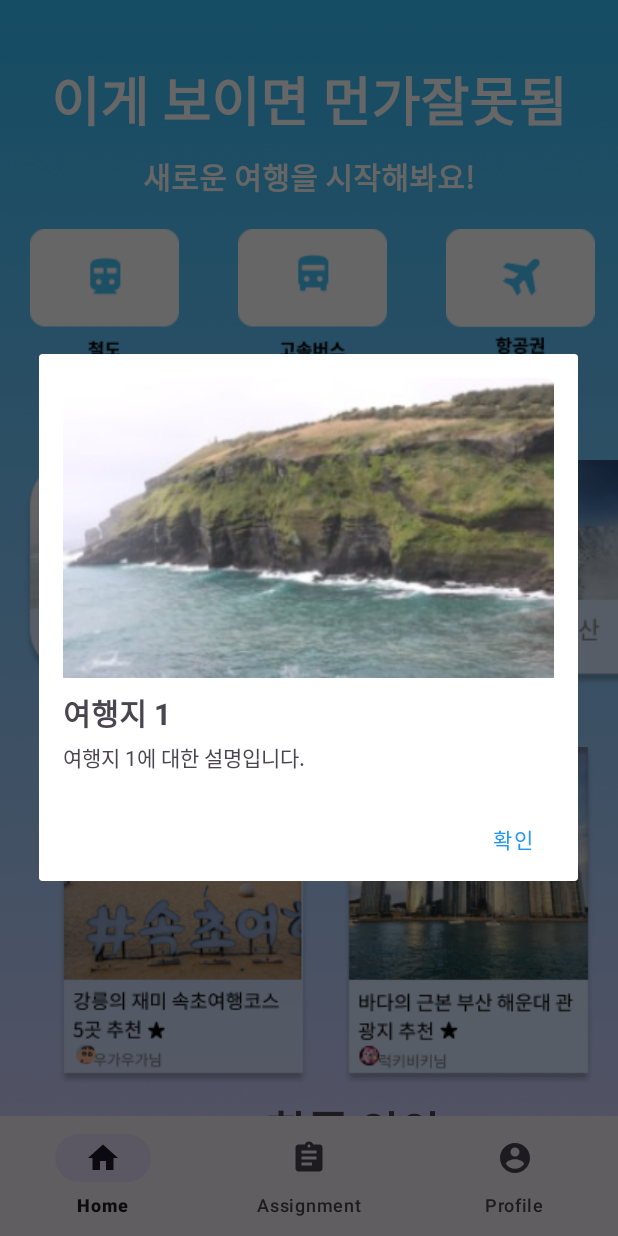
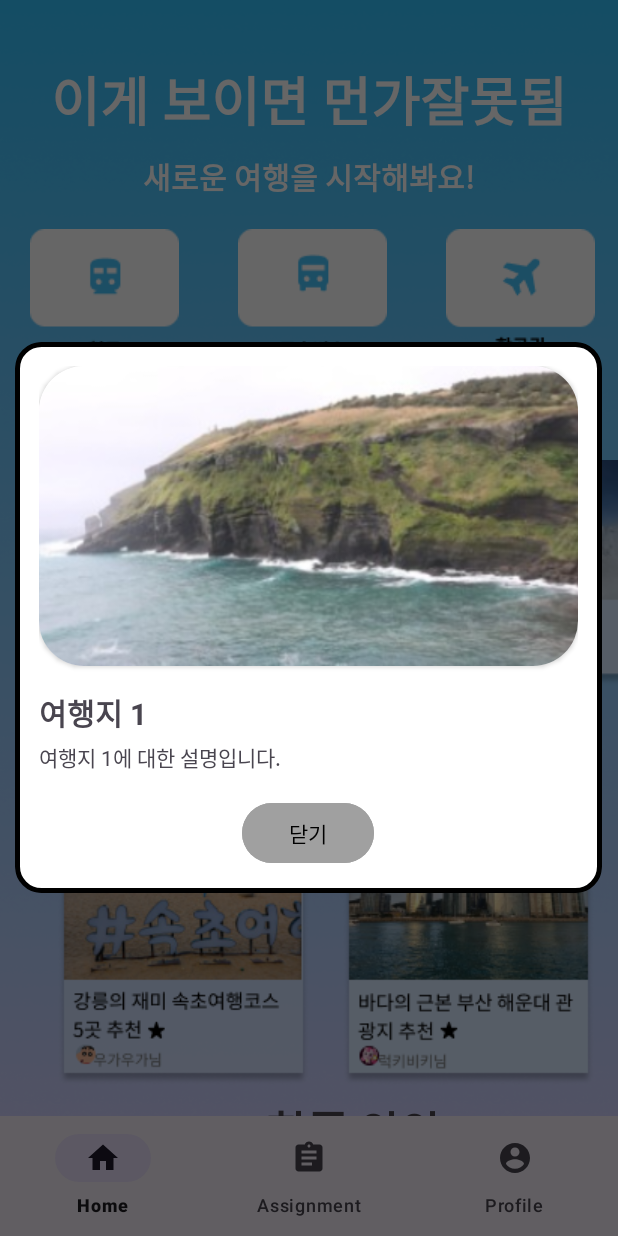
Before and after one commit to kch7568/TBG, an Android app: the fragment AssignmentFragment placed in its activity, after a tap on an icon or button, on a phone screen of 412 x 824 dp. Run offline under Robolectric (Android 15) with nearby library versions, the light colour scheme and no system bars.

```diff
--- a/TBG2/app/build.gradle.kts
+++ b/TBG2/app/build.gradle.kts
@@ -44,6 +44,5 @@ dependencies {
     androidTestImplementation (libs.ext.junit)
     androidTestImplementation (libs.espresso.core)
     implementation ("androidx.viewpager2:viewpager2:1.1.0")
-
     implementation ("com.google.android.material:material:1.12.0")
 }
--- a/TBG2/app/src/main/java/com/example/tbg/AssignmentFragment.java
+++ b/TBG2/app/src/main/java/com/example/tbg/AssignmentFragment.java
@@ -1,23 +1,60 @@
 package com.example.tbg;
+
 
 import android.content.Intent;
 import android.os.Bundle;
 import androidx.fragment.app.Fragment;
+
+import android.text.TextUtils;
+import android.util.Log;
+import android.view.KeyEvent;
 import android.view.LayoutInflater;
 import android.view.View;
 import android.view.ViewGroup;
+import android.view.inputmethod.EditorInfo;
 import android.widget.Button;
+import android.widget.EditText;
+import android.widget.ImageButton;
+import android.widget.TextView;
+import android.widget.Toast;
 
 public class AssignmentFragment extends Fragment {
+    //ui 요소 선언
+    private EditText etSearch;
+    private ImageButton btnSearch;
+    private Button writeButton;
 
     @Override
     public View onCreateView(LayoutInflater inflater, ViewGroup container,
                              Bundle savedInstanceState) {
-        // Inflate the layout for this fragment
+        //fragment 레이아웃 inflate
         View view = inflater.inflate(R.layout.fragment_assignment, container, false);
 
-        // Correct way to find the button in the inflated view
-        Button writeButton = view.findViewById(R.id.writeButton);
+        etSearch = view.findViewById(R.id.etSearch);
+        btnSearch = view.findViewById(R.id.btnSearch);
+        writeButton = view.findViewById(R.id.writeButton);
+
+        //edittext에 키보드 액션 리스너 설정
+        etSearch.setOnEditorActionListener(new TextView.OnEditorActionListener() {
+            @Override
+            public boolean onEditorAction(TextView v, int actionId, KeyEvent event) {
+                if (actionId == EditorInfo.IME_ACTION_SEARCH) {
+                    performSearch();
+                    return true;
+                }
+                return false;
+            }
+        });
+
+        //검색버튼 클릭 리스너 설정
+        btnSearch.setOnClickListener(new View.OnClickListener() {
+            @Override
+            public void onClick(View v) {
+                performSearch();
+            }
+        });
+
+        //글쓰기 버튼 클릭 리스너 설정
         writeButton.setOnClickListener(new View.OnClickListener() {
             @Override
             public void onClick(View v) {
@@ -28,4 +65,16 @@ public class AssignmentFragment extends Fragment {
 
         return view;
     }
+
+    private void performSearch() {
+        String query = etSearch.getText().toString().trim();
+        Log.d("AssignmentFragment", "Search query: " + query); // 로그 추가
+
+        if (TextUtils.isEmpty(query)) {
+            Toast.makeText(getContext(), "검색어를 입력해주세요", Toast.LENGTH_SHORT).show();
+        } else {
+            // 여기에 실제 검색 로직을 구현
+            Toast.makeText(getContext(), "검색어: " + query, Toast.LENGTH_SHORT).show();
+        }
+    }
 }
--- a/TBG2/app/src/main/java/com/example/tbg/HomeFragment.java
+++ b/TBG2/app/src/main/java/com/example/tbg/HomeFragment.java
@@ -1,6 +1,9 @@
 package com.example.tbg;
 
 import android.app.AlertDialog;
+import android.app.Dialog;
+import android.graphics.Color;
+import android.graphics.drawable.ColorDrawable;
 import android.os.Bundle;
 
 import androidx.fragment.app.Fragment;
@@ -8,8 +11,11 @@ import androidx.fragment.app.Fragment;
 import android.view.LayoutInflater;
 import android.view.View;
 import android.view.ViewGroup;
+import android.view.Window;
 import android.widget.ImageView;
 import android.widget.TextView;
+
+import java.util.Objects;
 
 
 public class HomeFragment extends Fragment {
@@ -63,10 +69,18 @@ public class HomeFragment extends Fragment {
         TextView dialogMessage = dialogView.findViewById(R.id.dialogMessage);
         dialogMessage.setText(message);
 
-        AlertDialog.Builder builder = new AlertDialog.Builder(getActivity());
-        builder.setView(dialogView)
-                .setPositiveButton("확인", (dialog, which) -> dialog.dismiss())
+        AlertDialog dialog = new AlertDialog.Builder(getActivity())
+                .setView(dialogView)
                 .setCancelable(true)
-                .show();
+                .create();
+
+        Objects.requireNonNull(dialog.getWindow()).setBackgroundDrawable(new ColorDrawable(Color.TRANSPARENT));
+        dialog.requestWindowFeature(Window.FEATURE_NO_TITLE); //alertdialog 모서리 투명하게 해주는 코드
+
+        TextView closeButton = dialogView.findViewById(R.id.closeButton);
+        closeButton.setOnClickListener(v -> dialog.dismiss());
+
+        dialog.show();
     }
+
 }
--- a/TBG2/app/src/main/res/drawable/post_item_border.xml
+++ b/TBG2/app/src/main/res/drawable/post_item_border.xml
@@ -8,5 +8,5 @@
     <!-- 테두리 색상과 두께 설정 -->
     <stroke
         android:width="2dp"
-        android:color="#000000" /> <!-- 원하는 색상으로 변경 가능, 예: 연한 회색 -->
+        android:color="#000000" />
 </shape>
--- /dev/null
+++ b/TBG2/app/src/main/res/drawable/travle_info_border.xml
@@ -0,0 +1,8 @@
+<?xml version="1.0" encoding="utf-8"?>
+<shape xmlns:android="http://schemas.android.com/apk/res/android">
+    <solid android:color="@android:color/white" />
+    <corners android:radius="16dp" />
+    <stroke
+        android:width="3dp"
+        android:color="@android:color/black" />
+</shape>
--- a/TBG2/app/src/main/res/layout/dialog_travel_info.xml
+++ b/TBG2/app/src/main/res/layout/dialog_travel_info.xml
@@ -2,15 +2,26 @@
 <LinearLayout xmlns:android="http://schemas.android.com/apk/res/android"
     android:layout_width="match_parent"
     android:layout_height="wrap_content"
+    xmlns:app="http://schemas.android.com/apk/res-auto"
     android:orientation="vertical"
-    android:padding="16dp">
+    android:padding="16dp"
+    android:background="@drawable/travle_info_border"
+    android:layout_gravity="center"
+    android:clipToOutline="true">
 
-    <ImageView
-        android:id="@+id/dialogImageView"
+    <androidx.cardview.widget.CardView
         android:layout_width="match_parent"
         android:layout_height="200dp"
-        android:scaleType="centerCrop"
-        android:contentDescription="@string/travle_image" />
+        android:layout_marginBottom="8dp"
+        app:cardCornerRadius="30dp">
+
+        <ImageView
+            android:id="@+id/dialogImageView"
+            android:layout_width="match_parent"
+            android:layout_height="match_parent"
+            android:scaleType="centerCrop"
+            android:contentDescription="@string/travle_image" />
+    </androidx.cardview.widget.CardView>
 
     <TextView
         android:id="@+id/dialogTitle"
@@ -24,5 +35,16 @@
         android:id="@+id/dialogMessage"
         android:layout_width="wrap_content"
         android:layout_height="wrap_content"
-        android:layout_marginTop="4dp"/>
+        android:layout_marginTop="4dp"
+        android:layout_marginBottom="16dp"/>
+
+    <Button
+        android:id="@+id/closeButton"
+        android:layout_width="wrap_content"
+        android:layout_height="wrap_content"
+        android:text="닫기"
+        android:textColor="@android:color/black"
+        android:backgroundTint="#A0A0A0"
+        android:padding="8dp"
+        android:layout_gravity="center" />
 </LinearLayout>
--- a/TBG2/app/src/main/res/layout/fragment_home.xml
+++ b/TBG2/app/src/main/res/layout/fragment_home.xml
@@ -17,139 +17,138 @@
             android:id="@+id/WelcomeMessage"
             android:layout_width="match_parent"
             android:layout_height="wrap_content"
+            android:layout_marginTop="40dp"
+            android:gravity="center"
             android:text="이게 보이면 먼가잘못됨"
             android:textColor="#FFFFFF"
+            android:textSize="35sp"
             android:textStyle="bold"
-            android:textSize="35sp"
-            android:layout_marginTop="40dp"
-            android:gravity="center"
-            app:layout_constraintTop_toTopOf="parent"
+            app:layout_constraintEnd_toEndOf="parent"
             app:layout_constraintStart_toStartOf="parent"
-            app:layout_constraintEnd_toEndOf="parent"/>
+            app:layout_constraintTop_toTopOf="parent" />
 
 
         <TextView
             android:id="@+id/WelcomeMessage2"
             android:layout_width="match_parent"
             android:layout_height="wrap_content"
+            android:layout_marginTop="10dp"
+            android:layout_marginEnd="0dp"
             android:gravity="center"
             android:text="새로운 여행을 시작해봐요!"
             android:textColor="#FFFFFF"
+            android:textSize="20sp"
             android:textStyle="bold"
-            android:textSize="20sp"
-            android:layout_marginTop="10dp"
-            android:layout_marginEnd="0dp"
-            app:layout_constraintTop_toBottomOf="@id/WelcomeMessage"
+            app:layout_constraintEnd_toEndOf="parent"
             app:layout_constraintStart_toStartOf="parent"
-            app:layout_constraintEnd_toEndOf="parent"/>
+            app:layout_constraintTop_toBottomOf="@id/WelcomeMessage" />
 
         <androidx.constraintlayout.widget.ConstraintLayout
             android:id="@+id/transportOptions"
             android:layout_width="match_parent"
             android:layout_height="wrap_content"
             android:layout_marginTop="20dp"
-            app:layout_constraintTop_toBottomOf="@id/WelcomeMessage2"
+            app:layout_constraintEnd_toEndOf="parent"
             app:layout_constraintStart_toStartOf="parent"
-            app:layout_constraintEnd_toEndOf="parent">
+            app:layout_constraintTop_toBottomOf="@id/WelcomeMessage2">
 
             <!-- 이미지 버튼들 -->
             <ImageButton
                 android:id="@+id/railwayButton"
                 android:layout_width="0dp"
                 android:layout_height="wrap_content"
-                android:src="@drawable/train_button"
+                android:layout_margin="1dp"
                 android:background="?attr/selectableItemBackgroundBorderless"
                 android:contentDescription="@string/main_button_train"
-                app:layout_constraintWidth_percent="0.33"
+                android:src="@drawable/train_button"
+                app:layout_constraintEnd_toStartOf="@id/busButton"
                 app:layout_constraintStart_toStartOf="parent"
-                app:layout_constraintEnd_toStartOf="@id/busButton"
-                android:layout_margin="1dp" />
+                app:layout_constraintWidth_percent="0.33" />
 
             <ImageButton
                 android:id="@+id/busButton"
                 android:layout_width="0dp"
                 android:layout_height="wrap_content"
-                android:src="@drawable/bus_button"
+                android:layout_margin="1dp"
                 android:background="?attr/selectableItemBackgroundBorderless"
                 android:contentDescription="@string/main_button_bus"
-                app:layout_constraintWidth_percent="0.33"
+                android:src="@drawable/bus_button"
+                app:layout_constraintEnd_toStartOf="@id/airplaneButton"
                 app:layout_constraintStart_toEndOf="@id/railwayButton"
-                app:layout_constraintEnd_toStartOf="@id/airplaneButton"
-                android:layout_margin="1dp" />
+                app:layout_constraintWidth_percent="0.33" />
 
             <ImageButton
                 android:id="@+id/airplaneButton"
                 android:layout_width="0dp"
                 android:layout_height="wrap_content"
-                android:src="@drawable/airplane_button"
+                android:layout_margin="1dp"
                 android:background="?attr/selectableItemBackgroundBorderless"
                 android:contentDescription="@string/main_button_airplane"
-                app:layout_constraintWidth_percent="0.33"
+                android:src="@drawable/airplane_button"
+                app:layout_constraintEnd_toEndOf="parent"
                 app:layout_constraintStart_toEndOf="@id/busButton"
-                app:layout_constraintEnd_toEndOf="parent"
-                android:layout_margin="1dp" />
+                app:layout_constraintWidth_percent="0.33" />
 
 
         </androidx.constraintlayout.widget.ConstraintLayout>
-
 
 
         <TextView
             android:id="@+id/jejudo"
             android:layout_width="wrap_content"
             android:layout_height="wrap_content"
-            android:text="@string/jejudo_introduce"
-            android:textStyle="bold"
-            android:textSize="25sp"
             android:layout_marginTop="8dp"
             android:layout_marginEnd="20dp"
             android:gravity="center"
-            app:layout_constraintTop_toBottomOf="@id/transportOptions"
+            android:text="@string/jejudo_introduce"
+            android:textSize="25sp"
+            android:textStyle="bold"
+            app:layout_constraintEnd_toEndOf="parent"
             app:layout_constraintStart_toStartOf="parent"
-            app:layout_constraintEnd_toEndOf="parent"/>
+            app:layout_constraintTop_toBottomOf="@id/transportOptions" />
 
         <HorizontalScrollView
             android:id="@+id/horizontalScrollView"
             android:layout_width="match_parent"
             android:layout_height="wrap_content"
             android:layout_marginTop="50dp"
-            app:layout_constraintTop_toBottomOf="@id/transportOptions"
+            app:layout_constraintEnd_toEndOf="parent"
             app:layout_constraintStart_toStartOf="parent"
-            app:layout_constraintEnd_toEndOf="parent">
+            app:layout_constraintTop_toBottomOf="@id/transportOptions">
 
             <LinearLayout
-                android:orientation="horizontal"
                 android:layout_width="wrap_content"
-                android:layout_height="wrap_content">
+                android:layout_height="wrap_content"
+                android:orientation="horizontal">
 
                 <!-- 가로 스크롤 이미지들 -->
                 <ImageView
                     android:id="@+id/imageView1"
                     android:layout_width="wrap_content"
                     android:layout_height="wrap_content"
-                    android:src="@drawable/travle1"
-                    android:padding="16dp"/>
+                    android:padding="16dp"
+                    android:src="@drawable/travle1" />
 
                 <ImageView
                     android:id="@+id/imageView2"
                     android:layout_width="wrap_content"
                     android:layout_height="wrap_content"
-                    android:src="@drawable/travle2"
-                    android:padding="16dp"/>
+                    android:padding="16dp"
+                    android:src="@drawable/travle2" />
 
                 <ImageView
                     android:id="@+id/imageView3"
                     android:layout_width="wrap_content"
                     android:layout_height="wrap_content"
-                    android:src="@drawable/travle3"
-                    android:padding="16dp"/>
+                    android:padding="16dp"
+                    android:src="@drawable/travle3" />
 
                 <ImageView
                     android:id="@+id/imageView4"
                     android:layout_width="wrap_content"
                     android:layout_height="wrap_content"
-                    android:src="@drawable/travle4"
-                    android:padding="16dp"/>
+                    android:padding="16dp"
+                    android:src="@drawable/travle4" />
 
             </LinearLayout>
         </HorizontalScrollView>
@@ -178,60 +177,61 @@
             app:layout_constraintTop_toBottomOf="@id/horizontalScrollView" />
 
         <TextView
+            android:id="@+id/textView"
             android:layout_width="match_parent"
             android:layout_height="wrap_content"
+            android:layout_marginTop="8dp"
+            android:layout_marginEnd="0dp"
             android:gravity="center"
             android:text="@string/yangyang_introduce"
+            android:textSize="30sp"
             android:textStyle="bold"
-            android:textSize="30sp"
-            android:layout_marginTop="8dp"
-            android:layout_marginEnd="0dp"
-            app:layout_constraintTop_toBottomOf="@id/noticeboard1"
+            app:layout_constraintEnd_toEndOf="parent"
             app:layout_constraintStart_toStartOf="parent"
-            app:layout_constraintEnd_toEndOf="parent"/>
+            app:layout_constraintTop_toBottomOf="@id/noticeboard1" />
 
         <HorizontalScrollView
             android:id="@+id/horizontalScrollView2"
             android:layout_width="match_parent"
             android:layout_height="wrap_content"
             android:layout_marginTop="50dp"
-            app:layout_constraintTop_toBottomOf="@id/noticeboard1"
+            app:layout_constraintEnd_toEndOf="parent"
             app:layout_constraintStart_toStartOf="parent"
-            app:layout_constraintEnd_toEndOf="parent">
+            app:layout_constraintTop_toBottomOf="@id/noticeboard1">
 
             <LinearLayout
-                android:orientation="horizontal"
                 android:layout_width="wrap_content"
-                android:layout_height="wrap_content">
+                android:layout_height="wrap_content"
+                android:orientation="horizontal">
 
                 <!-- 가로 스크롤 이미지들 -->
                 <ImageView
                     android:id="@+id/imageView5"
                     android:layout_width="wrap_content"
                     android:layout_height="wrap_content"
-                    android:src="@drawable/travle5"
-                    android:padding="16dp"/>
+                    android:padding="16dp"
+                    android:src="@drawable/travle5" />
 
                 <ImageView
                     android:id="@+id/imageView6"
                     android:layout_width="wrap_content"
                     android:layout_height="wrap_content"
-                    android:src="@drawable/travle6"
-                    android:padding="16dp"/>
+                    android:padding="16dp"
+                    android:src="@drawable/travle6" />
 
                 <ImageView
                     android:id="@+id/imageView7"
                     android:layout_width="wrap_content"
                     android:layout_height="wrap_content"
-                    android:src="@drawable/travle7"
-                    android:padding="16dp"/>
+                    android:padding="16dp"
+                    android:src="@drawable/travle7" />
 
                 <ImageView
                     android:id="@+id/imageView8"
                     android:layout_width="wrap_content"
                     android:layout_height="wrap_content"
-                    android:src="@drawable/travle8"
-                    android:padding="16dp"/>
+                    android:padding="16dp"
+                    android:src="@drawable/travle8" />
 
             </LinearLayout>
         </HorizontalScrollView>
--- a/TBG2/app/src/main/res/values/colors.xml
+++ b/TBG2/app/src/main/res/values/colors.xml
@@ -7,5 +7,6 @@
     <color name="colorTextSecondary">#FFFFFF</color>
     <color name="colorBackground">#41C2FA</color>
     <color name="colorOnboardingIndicatorInactive">#FFFFFF</color>
+    <color name="colorCloseButton">#ced4da</color>
 
 </resources>
--- a/TBG2/app/src/main/res/values/themes.xml
+++ b/TBG2/app/src/main/res/values/themes.xml
@@ -9,4 +9,6 @@
     </style>
 
     <style name="Theme.TBG" parent="Base.Theme.TBG" />
+
+
 </resources>
```
Also changed, not shown: TBG2/app/src/main/res/layout/fragment_assignment.xml (+31 -46 lines), TBG2/app/src/main/res/drawable/search_icon.png (added).
